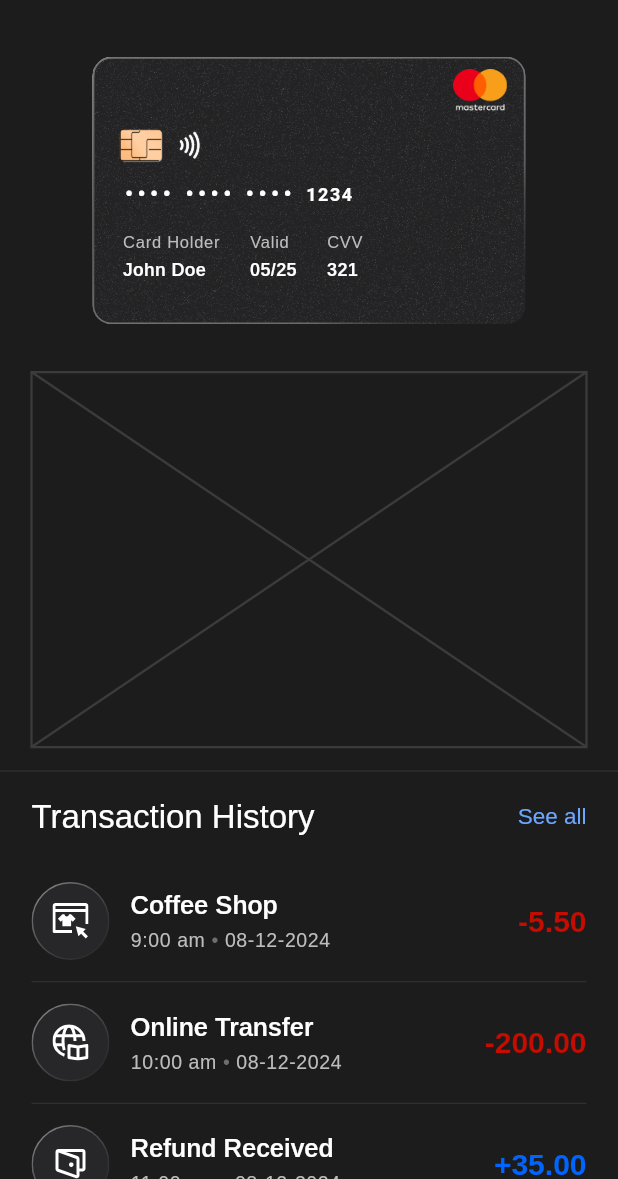
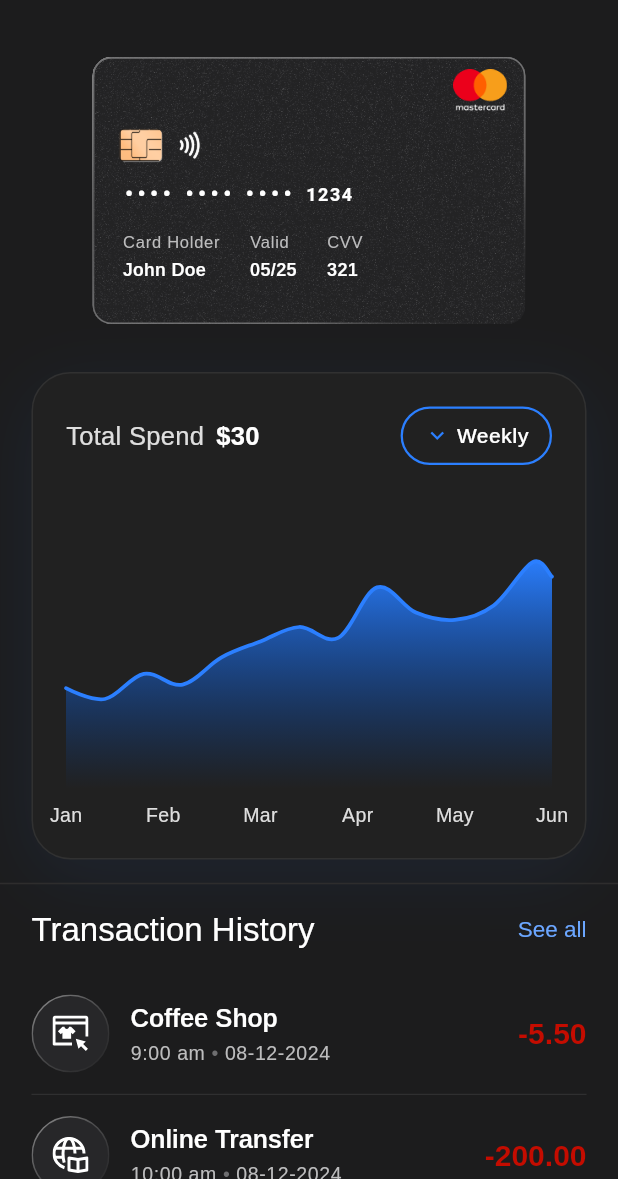
Before and after one commit to onaya7/mintyn_flutter_test, a Flutter app: the CardtransactionView screen opened by its route, on a phone screen of 412 x 824 dp, the part 57-1236 px from its top. Run offline on Flutter 3.47's test engine with Material 3 defaults, Android fonts, the light colour scheme and no system bars; drawn by our look-alikes of fl_chart; our stand-ins replace cached_network_image, carousel_slider, dartz, delightful_toast, device_preview, dio and 18 more; missing offline and left inert: dio_http_cache_fix, dio_smart_retry; accounts and stored records are empty; generated files the repository leaves out were written again; network calls fail.

Commit message:
feat: Add FlSpendChartWidget for visualizing spending data; update CardtransactionView to include the chart

```diff
--- a/lib/features/card/presentation/view/cardtransaction_view.dart
+++ b/lib/features/card/presentation/view/cardtransaction_view.dart
@@ -1,3 +1,4 @@
+import 'package:fl_chart/fl_chart.dart';
 import 'package:flutter/material.dart';
 import 'package:mintyn/core/components/custom_appbar.dart';
 import 'package:mintyn/core/components/custom_scaffold.dart';
@@ -6,8 +7,10 @@ import 'package:mintyn/core/constants/app_size.dart';
 import 'package:mintyn/core/extensions/datetime_extension.dart';
 import 'package:mintyn/features/card/data/model/card_data.dart';
 import 'package:mintyn/features/card/presentation/widget/credit_card_widget.dart';
+import 'package:mintyn/features/card/presentation/widget/flchart.dart';
 import 'package:mintyn/features/home/data/models/transactiondata.dart';
 import 'package:mintyn/gen/assets.gen.dart';
+import 'package:mintyn/utils/logger.dart';
 
 class CardtransactionView extends StatelessWidget {
   const CardtransactionView({super.key});
@@ -76,9 +79,32 @@ class CardtransactionView extends StatelessWidget {
               ),
             ),
             AppSizes.h(32),
-            const Padding(
-              padding: EdgeInsets.fromLTRB(21, 0, 21, 0),
-              child: Placeholder(fallbackHeight: 250, color: AppColor.greyT50, strokeWidth: 1.5),
+            Padding(
+              padding: const EdgeInsets.fromLTRB(21, 0, 21, 0),
+              child: FlSpendChartWidget(
+                title: 'Total Spend',
+                totalAmount: r'$30',
+                labels: const ['Jan', 'Feb', 'Mar', 'Apr', 'May', 'Jun'],
+                spots: const [
+                  FlSpot(0, 2800),
+                  FlSpot(0.4, 2500),
+                  FlSpot(0.8, 3200),
+                  FlSpot(1.2, 2900),
+                  FlSpot(1.6, 3657),
+                  FlSpot(2, 4100),
+                  FlSpot(2.4, 4500),
+                  FlSpot(2.8, 4200),
+                  FlSpot(3.2, 5600),
+                  FlSpot(3.6, 4900),
+                  FlSpot(4, 4700),
+                  FlSpot(4.4, 5100),
+                  FlSpot(4.8, 6300),
+                  FlSpot(5, 5900),
+                ],
+                onPeriodChanged: (value) {
+                  logger.d('Selected period: $value');
+                },
+              ),
             ),
             const Divider(color: AppColor.greyT30, thickness: 1, height: 32),
             Padding(
--- /dev/null
+++ b/lib/features/card/presentation/widget/flchart.dart
@@ -0,0 +1,343 @@
+import 'package:fl_chart/fl_chart.dart';
+import 'package:flutter/material.dart';
+
+// ---------------------------------------------------------------------------
+// Widget
+// ---------------------------------------------------------------------------
+
+class FlSpendChartWidget extends StatefulWidget {
+  const FlSpendChartWidget({
+    required this.title,
+    required this.totalAmount,
+    required this.spots,
+    required this.labels,
+    super.key,
+    this.periods = const ['Daily', 'Weekly', 'Monthly'],
+    this.initialPeriod = 'Weekly',
+    this.onPeriodChanged,
+  });
+
+  /// Header label, e.g. 'Total Spend'.
+  final String title;
+
+  /// Formatted amount string, e.g. '\$3,657'.
+  final String totalAmount;
+
+  /// Data points for the line chart. x values should map to [labels] indices.
+  final List<FlSpot> spots;
+
+  /// X-axis labels (e.g. month names). Length determines the x-axis range.
+  final List<String> labels;
+
+  /// Options shown in the period selector dropdown.
+  final List<String> periods;
+
+  /// Which period is selected by default.
+  final String initialPeriod;
+
+  /// Called when the user picks a different period — use this to fetch new data.
+  final ValueChanged<String>? onPeriodChanged;
+
+  @override
+  State<FlSpendChartWidget> createState() => _FlSpendChartWidgetState();
+}
+
+class _FlSpendChartWidgetState extends State<FlSpendChartWidget> with SingleTickerProviderStateMixin {
+  late String _period;
+
+  late AnimationController _animController;
+  late Animation<double> _anim;
+
+  @override
+  void initState() {
+    super.initState();
+    _period = widget.initialPeriod;
+    _animController = AnimationController(vsync: this, duration: const Duration(milliseconds: 1400));
+    _anim = CurvedAnimation(parent: _animController, curve: Curves.easeOutCubic);
+    _animController.forward();
+  }
+
+  @override
+  void dispose() {
+    _animController.dispose();
+    super.dispose();
+  }
+
+  @override
+  Widget build(BuildContext context) {
+    return Container(
+      width: double.infinity,
+      constraints: const BoxConstraints(maxWidth: 500),
+      decoration: BoxDecoration(
+        color: const Color(0xFF212121),
+        borderRadius: BorderRadius.circular(26),
+        border: Border.all(color: Colors.white.withValues(alpha: 0.07)),
+        boxShadow: [
+          BoxShadow(
+            color: const Color(0xFF2B7FFF).withValues(alpha: 0.08),
+            blurRadius: 40,
+            offset: const Offset(0, 12),
+          ),
+        ],
+      ),
+      child: Padding(
+        padding: const EdgeInsets.fromLTRB(22, 22, 22, 18),
+        child: Column(
+          mainAxisSize: MainAxisSize.min,
+          crossAxisAlignment: CrossAxisAlignment.start,
+          children: [
+            // ── Header ────────────────────────────────────────────────
+            Row(
+              mainAxisAlignment: MainAxisAlignment.spaceBetween,
+              children: [
+                Row(
+                  children: [
+                    Text(
+                      widget.title,
+                      style: TextStyle(
+                        color: Colors.white.withValues(alpha: 0.85),
+                        fontSize: 17,
+                        fontWeight: FontWeight.w400,
+                        letterSpacing: 0.2,
+                      ),
+                    ),
+                    const SizedBox(width: 8),
+                    Text(
+                      widget.totalAmount,
+                      style: const TextStyle(color: Colors.white, fontSize: 17, fontWeight: FontWeight.w800),
+                    ),
+                  ],
+                ),
+                _PeriodButton(
+                  value: _period,
+                  options: widget.periods,
+                  onChanged: (v) {
+                    setState(() => _period = v);
+                    widget.onPeriodChanged?.call(v);
+                  },
+                ),
+              ],
+            ),
+
+            const SizedBox(height: 24),
+
+            // ── Chart ─────────────────────────────────────────────────
+            AnimatedBuilder(
+              animation: _anim,
+              builder: (context, _) => SizedBox(
+                height: 220,
+                child: _SpendLineChart(progress: _anim.value, spots: widget.spots, labels: widget.labels),
+              ),
+            ),
+          ],
+        ),
+      ),
+    );
+  }
+}
+
+// ---------------------------------------------------------------------------
+// Chart
+// ---------------------------------------------------------------------------
+
+class _SpendLineChart extends StatefulWidget {
+  const _SpendLineChart({required this.progress, required this.spots, required this.labels});
+  final double progress;
+  final List<FlSpot> spots;
+  final List<String> labels;
+
+  @override
+  State<_SpendLineChart> createState() => _SpendLineChartState();
+}
+
+class _SpendLineChartState extends State<_SpendLineChart> {
+  // Build the visible spots up to animation progress
+  List<FlSpot> get _animatedSpots {
+    final source = widget.spots;
+    if (source.isEmpty) return [];
+    if (widget.progress >= 1.0) return source;
+    final maxX = source.last.x * widget.progress;
+    final visible = source.where((s) => s.x <= maxX).toList();
+    // interpolate last partial segment
+    if (visible.length < source.length) {
+      final next = source[visible.length];
+      final prev = visible.isNotEmpty ? visible.last : source.first;
+      final frac = (maxX - prev.x) / (next.x - prev.x);
+      visible.add(FlSpot(maxX, prev.y + (next.y - prev.y) * frac));
+    }
+    return visible;
+  }
+
+  @override
+  Widget build(BuildContext context) {
+    final spots = _animatedSpots;
+    final labels = widget.labels;
+    final maxX = (labels.length - 1).toDouble();
+    final maxY = widget.spots.isEmpty
+        ? 100.0
+        : ((widget.spots.map((s) => s.y).reduce((a, b) => a > b ? a : b) * 1.2) / 500).ceil() * 500.0;
+
+    return LineChart(
+      duration: Duration.zero,
+      LineChartData(
+        // ── Touch / Tooltip ───────────────────────────────────────
+        lineTouchData: LineTouchData(
+          touchCallback: (event, response) {
+            setState(() {
+              if (response == null || response.lineBarSpots == null) {
+              } else {}
+            });
+          },
+          getTouchedSpotIndicator: (barData, spotIndexes) {
+            return spotIndexes.map((i) {
+              return TouchedSpotIndicatorData(
+                // Dashed vertical line
+                const FlLine(color: Color(0xFFC4C4C4), strokeWidth: 1.2, dashArray: [5, 4]),
+                // Dot on line
+                FlDotData(
+                  getDotPainter: (spot, percent, bar, index) => FlDotCirclePainter(
+                    radius: 6,
+                    color: const Color(0xFF2B7FFF),
+                    strokeWidth: 2,
+                    strokeColor: Colors.white,
+                  ),
+                ),
+              );
+            }).toList();
+          },
+          touchTooltipData: LineTouchTooltipData(
+            getTooltipColor: (_) => Colors.white,
+            tooltipRoundedRadius: 8,
+            tooltipPadding: const EdgeInsets.symmetric(horizontal: 14, vertical: 8),
+            getTooltipItems: (touchedSpots) {
+              return touchedSpots.map((spot) {
+                final value = spot.y;
+                final formatted =
+                    '\$${value.toStringAsFixed(0).replaceAllMapped(RegExp(r'(\d{1,3})(?=(\d{3})+(?!\d))'), (m) => '${m[1]},')}';
+                return LineTooltipItem(
+                  formatted,
+                  const TextStyle(color: Color(0xFF212121), fontWeight: FontWeight.w700, fontSize: 15),
+                );
+              }).toList();
+            },
+          ),
+        ),
+
+        // ── Grid ──────────────────────────────────────────────────
+        gridData: const FlGridData(show: false),
+
+        // ── Border ────────────────────────────────────────────────
+        borderData: FlBorderData(show: false),
+
+        // ── Axes ──────────────────────────────────────────────────
+        minX: 0,
+        maxX: maxX,
+        minY: 0,
+        maxY: maxY,
+
+        titlesData: FlTitlesData(
+          topTitles: const AxisTitles(),
+          rightTitles: const AxisTitles(),
+          leftTitles: const AxisTitles(),
+          bottomTitles: AxisTitles(
+            sideTitles: SideTitles(
+              showTitles: true,
+              reservedSize: 28,
+              interval: 1,
+              getTitlesWidget: (value, meta) {
+                final index = value.toInt();
+                if (index < 0 || index >= labels.length) {
+                  return const SizedBox.shrink();
+                }
+                return SideTitleWidget(
+                  axisSide: meta.axisSide,
+                  child: Text(
+                    labels[index],
+                    style: const TextStyle(color: Color(0xFFDEDEDE), fontSize: 13, fontWeight: FontWeight.w400),
+                  ),
+                );
+              },
+            ),
+          ),
+        ),
+
+        // ── Line ──────────────────────────────────────────────────
+        lineBarsData: [
+          LineChartBarData(
+            spots: spots,
+            isCurved: true,
+            color: const Color(0xFF2B7FFF),
+            barWidth: 2.5,
+            isStrokeCapRound: true,
+            dotData: const FlDotData(show: false),
+
+            // Gradient fill under the line
+            belowBarData: BarAreaData(
+              show: true,
+              gradient: const LinearGradient(
+                begin: Alignment.topCenter,
+                end: Alignment.bottomCenter,
+                colors: [Color(0xFF2B7FFF), Color(0x000047B3)],
+                stops: [0.0, 1.0],
+              ),
+            ),
+          ),
+        ],
+      ),
+    );
+  }
+}
+
+// ---------------------------------------------------------------------------
+// Period Dropdown Button
+// ---------------------------------------------------------------------------
+
+class _PeriodButton extends StatelessWidget {
+  const _PeriodButton({required this.value, required this.options, required this.onChanged});
+  final String value;
+  final List<String> options;
+  final ValueChanged<String> onChanged;
+
+  @override
+  Widget build(BuildContext context) {
+    return GestureDetector(
+      onTapDown: (details) async {
+        final box = context.findRenderObject()! as RenderBox;
+        final offset = box.localToGlobal(Offset.zero);
+        final selected = await showMenu<String>(
+          context: context,
+          color: const Color(0xFF212121),
+          shape: RoundedRectangleBorder(borderRadius: BorderRadius.circular(12)),
+          position: RelativeRect.fromLTRB(offset.dx, offset.dy + box.size.height + 6, offset.dx + box.size.width, 0),
+          items: options
+              .map(
+                (o) => PopupMenuItem(
+                  value: o,
+                  child: Text(o, style: const TextStyle(color: Colors.white, fontSize: 14)),
+                ),
+              )
+              .toList(),
+        );
+        if (selected != null) onChanged(selected);
+      },
+      child: Container(
+        padding: const EdgeInsets.symmetric(horizontal: 14, vertical: 8),
+        decoration: BoxDecoration(
+          border: Border.all(color: const Color(0xFF2B7FFF), width: 1.5),
+          borderRadius: BorderRadius.circular(40),
+        ),
+        child: Row(
+          mainAxisSize: MainAxisSize.min,
+          children: [
+            const Icon(Icons.keyboard_arrow_down, color: Color(0xFF2B7FFF), size: 18),
+            const SizedBox(width: 4),
+            Text(
+              value,
+              style: const TextStyle(color: Colors.white, fontSize: 14, fontWeight: FontWeight.w500),
+            ),
+          ],
+        ),
+      ),
+    );
+  }
+}
--- a/pubspec.yaml
+++ b/pubspec.yaml
@@ -22,6 +22,7 @@ dependencies:
   dio_http_cache_fix: ^0.5.1
   dio_smart_retry: ^6.0.0
   equatable: ^2.0.5
+  fl_chart: ^0.68.0
   flutter:
     sdk: flutter
   flutter_animate: ^4.5.2
```
Also changed, not shown: pubspec.lock.
